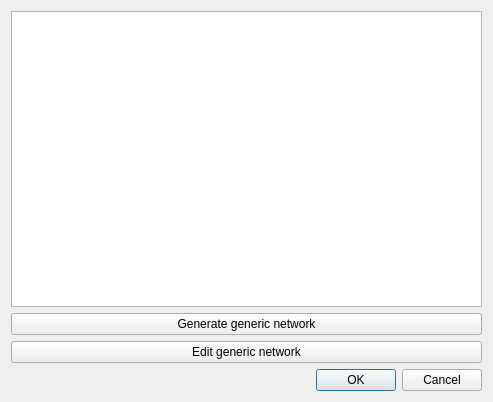
Before: the Qt Designer form SIM-VICUS/src/SVNetworkSelectionDialog.ui in ghorwin/SIM-VICUS, drawn with Qt 5.
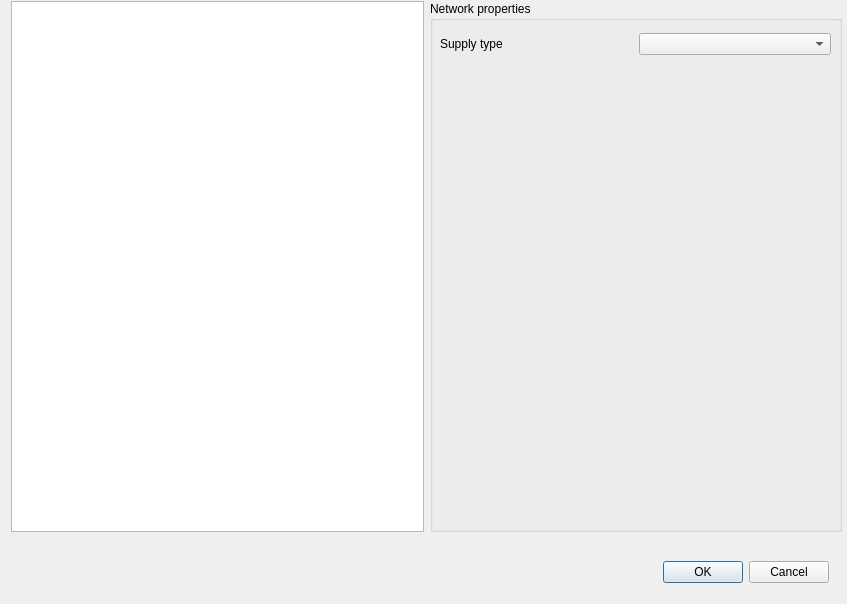
After: the same form once the commit is applied.

Commit message: Changed structure for generic network generation.

```diff
--- a/SIM-VICUS/src/SVNetworkSelectionDialog.ui
+++ b/SIM-VICUS/src/SVNetworkSelectionDialog.ui
@@ -6,33 +6,22 @@
    <rect>
     <x>0</x>
     <y>0</y>
-    <width>493</width>
-    <height>402</height>
+    <width>847</width>
+    <height>604</height>
    </rect>
   </property>
   <property name="windowTitle">
    <string>Select network</string>
   </property>
-  <layout class="QVBoxLayout" name="verticalLayout">
-   <item>
-    <widget class="QListWidget" name="listWidget"/>
-   </item>
-   <item>
-    <widget class="QPushButton" name="networkGenerate">
-     <property name="text">
-      <string>Generate generic network</string>
-     </property>
-    </widget>
-   </item>
-   <item>
-    <widget class="QPushButton" name="networkEdit">
-     <property name="text">
-      <string>Edit generic network</string>
-     </property>
-    </widget>
-   </item>
-   <item>
     <widget class="QDialogButtonBox" name="buttonBox">
+   <property name="geometry">
+    <rect>
+     <x>640</x>
+     <y>560</y>
+     <width>189</width>
+     <height>25</height>
+    </rect>
+   </property>
      <property name="orientation">
       <enum>Qt::Horizontal</enum>
      </property>
@@ -40,8 +29,56 @@
       <set>QDialogButtonBox::Cancel|QDialogButtonBox::Ok</set>
      </property>
     </widget>
-   </item>
-  </layout>
+  <widget class="QWidget" name="">
+   <property name="geometry">
+    <rect>
+     <x>11</x>
+     <y>1</y>
+     <width>831</width>
+     <height>531</height>
+    </rect>
+   </property>
+   <layout class="QGridLayout" name="gridLayout">
+    <item row="0" column="0">
+     <widget class="QListWidget" name="listWidget"/>
+    </item>
+    <item row="0" column="1">
+     <widget class="QGroupBox" name="groupBox">
+      <property name="sizePolicy">
+       <sizepolicy hsizetype="Expanding" vsizetype="Preferred">
+        <horstretch>0</horstretch>
+        <verstretch>0</verstretch>
+       </sizepolicy>
+      </property>
+      <property name="title">
+       <string>Network properties</string>
+      </property>
+      <widget class="QWidget" name="">
+       <property name="geometry">
+        <rect>
+         <x>10</x>
+         <y>30</y>
+         <width>391</width>
+         <height>27</height>
+        </rect>
+       </property>
+       <layout class="QGridLayout" name="gridLayout_2">
+        <item row="0" column="0">
+         <widget class="QLabel" name="label">
+          <property name="text">
+           <string>Supply type</string>
+          </property>
+         </widget>
+        </item>
+        <item row="0" column="1">
+         <widget class="QComboBox" name="comboBox"/>
+        </item>
+       </layout>
+      </widget>
+     </widget>
+    </item>
+   </layout>
+  </widget>
  </widget>
  <resources/>
  <connections>
```
Lines whose indentation alone changed are shown as unchanged. The commit also changes 12 other files.
